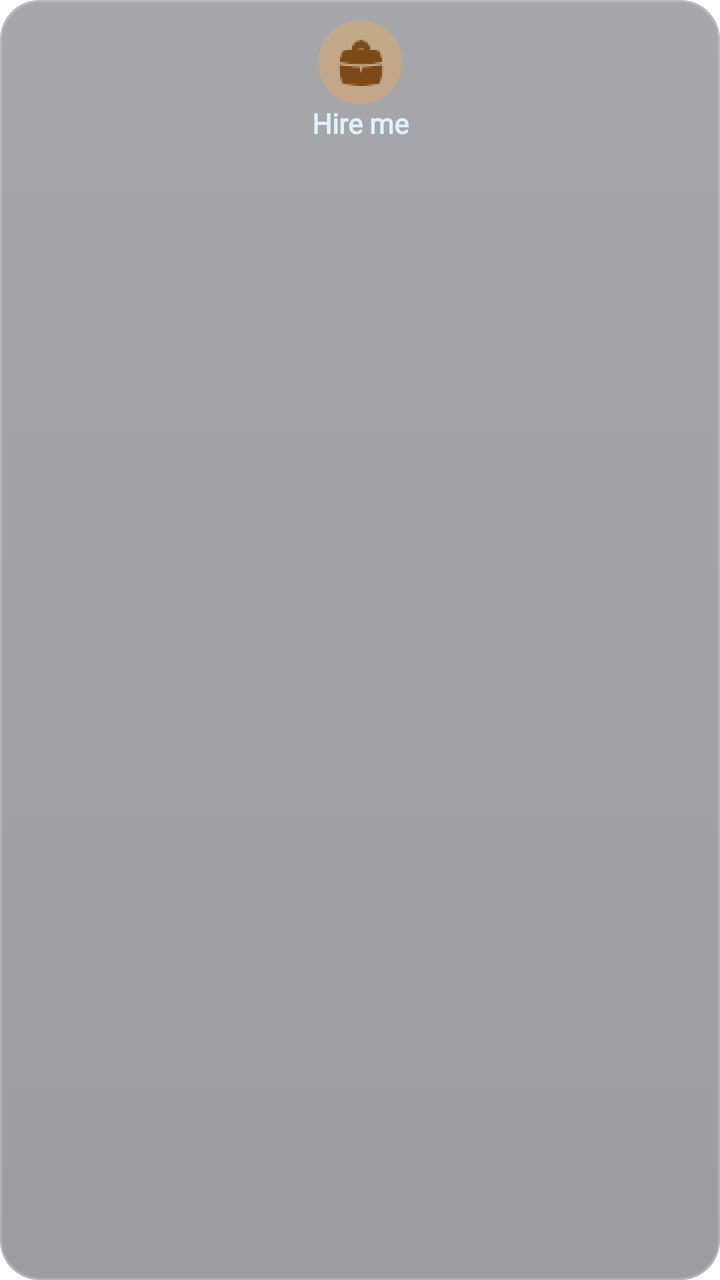
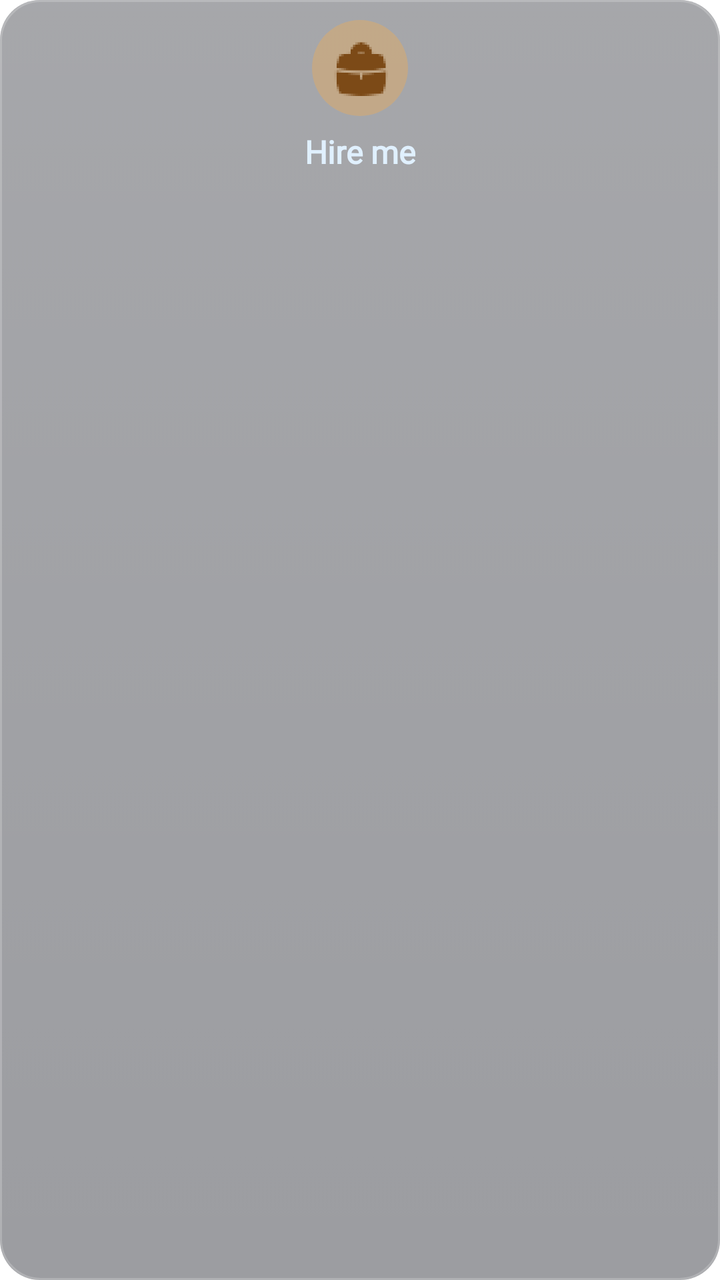

The first picture is an Android layout as it rendered before a commit; the second is the same layout after the commit. The layout source and the unified diff follow.
<!-- AndroidManifest.xml: application theme Theme.MPA -->
<!-- res/layout/list_navigation_card.xml -->
<?xml version="1.0" encoding="utf-8"?>
<androidx.constraintlayout.widget.ConstraintLayout xmlns:android="http://schemas.android.com/apk/res/android"
    android:layout_width="85dp"
    android:layout_height="85dp"
    android:id="@+id/cadr_list"
    xmlns:app="http://schemas.android.com/apk/res-auto"
    app:layout_constraintStart_toStartOf="parent"
    app:layout_constraintTop_toTopOf="parent"
    android:layout_margin="20dp"
    android:padding="10dp"
    android:background="@drawable/bg_status">
    <ImageView
        android:id="@+id/bg_icon_nav_card"
        android:layout_width="42dp"
        android:layout_height="42dp"
        app:layout_constraintStart_toStartOf="parent"
        app:layout_constraintEnd_toEndOf="parent"
        android:background="@drawable/bg_nav_card_list"/>
    <ImageView
        android:id="@+id/icon_nav_card"
        android:layout_width="24dp"
        android:layout_height="24dp"
        app:layout_constraintStart_toStartOf="@id/bg_icon_nav_card"
        app:layout_constraintEnd_toEndOf="@id/bg_icon_nav_card"
        app:layout_constraintTop_toTopOf="@id/bg_icon_nav_card"
        app:layout_constraintBottom_toBottomOf="@id/bg_icon_nav_card"
        android:tint="@color/gold_deep"
        android:src="@drawable/work"/>
    <TextView
        android:id="@+id/name_nav_list_card"
        android:layout_width="wrap_content"
        android:layout_height="wrap_content"
        android:text="@string/hire_me"
        app:layout_constraintStart_toStartOf="@id/bg_icon_nav_card"
        app:layout_constraintEnd_toEndOf="@id/bg_icon_nav_card"
        app:layout_constraintTop_toBottomOf="@id/bg_icon_nav_card"
        android:textColor="@color/white"
        android:textSize="14sp"
        android:fontFamily="@font/nav_font"
        android:textFontWeight="600" />

</androidx.constraintlayout.widget.ConstraintLayout>
<!-- resources referenced by this layout -->
<resources>
  <color name="gold_deep">#7C4A17</color>
  <color name="white">#e0f0fe</color>
  <!-- drawable bg_nav_card_list (drawable) -->
  <?xml version="1.0" encoding="utf-8"?>
  <shape xmlns:android="http://schemas.android.com/apk/res/android"
      android:shape="oval">
      <solid android:color="#80E0AC68" />
  </shape>
  <!-- drawable bg_status (drawable) -->
  <?xml version="1.0" encoding="utf-8"?>
  <selector xmlns:android="http://schemas.android.com/apk/res/android">
      <item android:state_pressed="true">
          <layer-list>
              <item>
                  <shape android:shape="rectangle">
                      <solid android:color="#99080B14" />
                      <corners android:radius="20dp" />
                      <stroke
                          android:width="1dp"
                          android:color="#40FFFFFF" />
                  </shape>
              </item>
          </layer-list>
      </item>
  
      <item>
          <layer-list>
              <item>
                  <shape android:shape="rectangle">
                      <solid android:color="#66080B14" />
                      <corners android:radius="20dp" />
                  </shape>
              </item>
  
              <item>
                  <shape android:shape="rectangle">
                      <gradient
                          android:angle="270"
                          android:startColor="#1AFFFFFF"
                          android:endColor="#00FFFFFF" />
                      <corners android:radius="20dp" />
                  </shape>
              </item>
  
              <item>
                  <shape android:shape="rectangle">
                      <stroke
                          android:width="1dp"
                          android:color="#33FFFFFF" />
                      <corners android:radius="20dp" />
                  </shape>
              </item>
          </layer-list>
      </item>
  </selector>
  <!-- drawable work (drawable) -->
  <vector xmlns:android="http://schemas.android.com/apk/res/android"
      android:width="24dp"
      android:height="24dp"
      android:tint="?attr/colorControlNormal"
      android:viewportWidth="24"
      android:viewportHeight="24">
      <path
          android:fillColor="@android:color/white"
          android:pathData="M21.226,6.9c-.112-.318-.378-.557-.705-.637-.106-.026-1.791-.43-4.217-.706v-.254c0-2.373-1.931-4.303-4.304-4.303s-4.303,1.931-4.303,4.303v.254c-2.424,.275-4.111,.679-4.217,.705-.329,.08-.596,.321-.707,.641-.034,.097-.627,1.817-.941,4.382,1.293,.272,5.479,1.068,10.169,1.068s8.877-.797,10.17-1.068c-.314-2.579-.91-4.289-.944-4.385Zm-10.53-1.571v-.026c0-.719,.584-1.303,1.303-1.303s1.304,.584,1.304,1.303v.026c-.426-.016-.862-.025-1.304-.025s-.877,.009-1.303,.025Z" />
      <path
          android:fillColor="@android:color/white"
          android:pathData="M12.999,14.34v1.183c0,.552-.447,.999-.999,.999s-.999-.447-.999-.999v-1.183c-4.236-.092-7.859-.744-9.337-1.047-.016,.357-.025,.723-.025,1.098,0,4.236,1.088,6.882,1.135,7.013,.113,.318,.378,.558,.706,.637,.16,.039,3.991,.959,8.521,.959s8.359-.92,8.521-.959c.329-.08,.595-.321,.707-.641,.046-.132,1.133-2.81,1.133-7.01,0-.375-.009-.742-.024-1.099-1.479,.303-5.108,.955-9.338,1.048Z" />
  </vector>
  <string name="hire_me">Hire me</string>
  <style name="Theme.MPA" parent="Theme.MaterialComponents.DayNight.NoActionBar">
          
          <item name="colorPrimary">@color/purple_500</item>
          <item name="colorPrimaryVariant">@color/purple_700</item>
          <item name="colorOnPrimary">@color/white</item>
          
          <item name="colorSecondary">@color/teal_200</item>
          <item name="colorSecondaryVariant">@color/teal_700</item>
          <item name="colorOnSecondary">@color/black</item>
          
          <item name="android:statusBarColor">?attr/colorPrimaryVariant</item>
          
      </style>
  <color name="purple_500">#FF6200EE</color>
  <color name="purple_700">#FF3700B3</color>
  <color name="teal_200">#FF03DAC5</color>
  <color name="teal_700">#FF018786</color>
  <color name="black">#000000</color>
  
      // banner Back Color
</resources>

<!-- the commit's change to res/layout/list_navigation_card.xml (unified diff, before → after) -->
@@ -1,7 +1,7 @@
 <?xml version="1.0" encoding="utf-8"?>
 <androidx.constraintlayout.widget.ConstraintLayout xmlns:android="http://schemas.android.com/apk/res/android"
-    android:layout_width="85dp"
-    android:layout_height="85dp"
+    android:layout_width="95dp"
+    android:layout_height="95dp"
     android:id="@+id/cadr_list"
     xmlns:app="http://schemas.android.com/apk/res-auto"
     app:layout_constraintStart_toStartOf="parent"
@@ -11,15 +11,15 @@
     android:background="@drawable/bg_status">
     <ImageView
         android:id="@+id/bg_icon_nav_card"
-        android:layout_width="42dp"
-        android:layout_height="42dp"
+        android:layout_width="48dp"
+        android:layout_height="48dp"
         app:layout_constraintStart_toStartOf="parent"
         app:layout_constraintEnd_toEndOf="parent"
         android:background="@drawable/bg_nav_card_list"/>
     <ImageView
         android:id="@+id/icon_nav_card"
-        android:layout_width="24dp"
-        android:layout_height="24dp"
+        android:layout_width="28dp"
+        android:layout_height="28dp"
         app:layout_constraintStart_toStartOf="@id/bg_icon_nav_card"
         app:layout_constraintEnd_toEndOf="@id/bg_icon_nav_card"
         app:layout_constraintTop_toTopOf="@id/bg_icon_nav_card"
@@ -35,7 +35,8 @@
         app:layout_constraintEnd_toEndOf="@id/bg_icon_nav_card"
         app:layout_constraintTop_toBottomOf="@id/bg_icon_nav_card"
         android:textColor="@color/white"
-        android:textSize="14sp"
+        android:textSize="16sp"
+        android:layout_marginTop="7dp"
         android:fontFamily="@font/nav_font"
         android:textFontWeight="600" />
 
